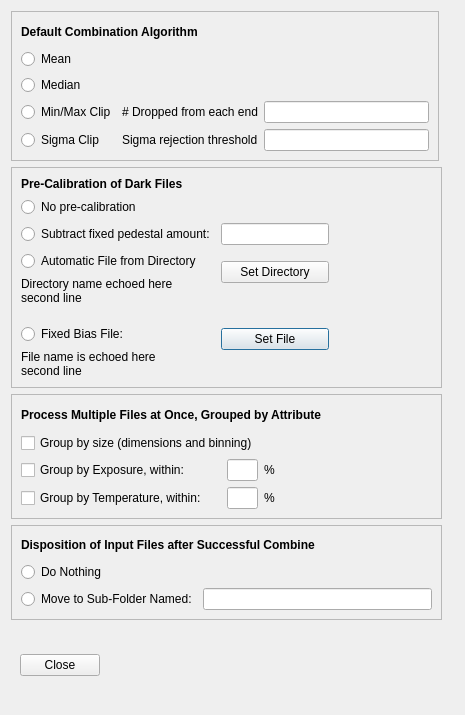
This is PreferencesWindow.ui in RMcDOttawa/MasterDarkMaker as Qt 5 draws it before an edit. The edited form follows.
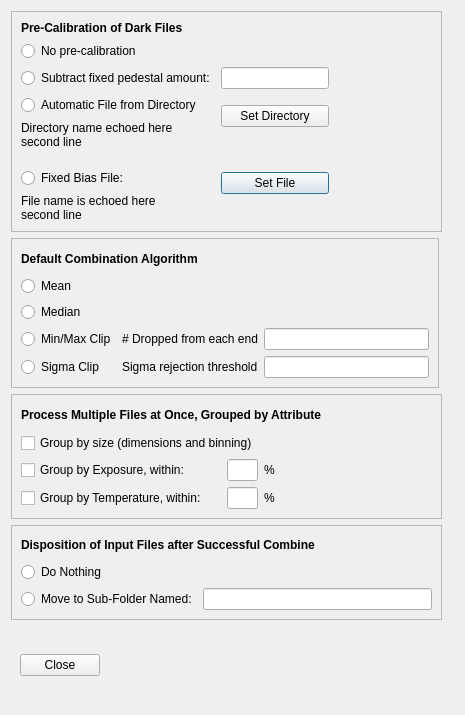
This is the edited form.

```diff
--- a/PreferencesWindow.ui
+++ b/PreferencesWindow.ui
@@ -27,117 +27,6 @@
   </property>
   <layout class="QGridLayout" name="gridLayout_6">
    <item row="0" column="0">
-    <widget class="QFrame" name="CombineMethod">
-     <property name="minimumSize">
-      <size>
-       <width>428</width>
-       <height>150</height>
-      </size>
-     </property>
-     <property name="maximumSize">
-      <size>
-       <width>428</width>
-       <height>150</height>
-      </size>
-     </property>
-     <property name="frameShape">
-      <enum>QFrame::StyledPanel</enum>
-     </property>
-     <property name="frameShadow">
-      <enum>QFrame::Raised</enum>
-     </property>
-     <layout class="QGridLayout" name="gridLayout">
-      <item row="1" column="0">
-       <widget class="QRadioButton" name="combineMeanRB">
-        <property name="toolTip">
-         <string>Simple mean. Best signal-to-noise, but outliers (satellites etc) will show up.</string>
-        </property>
-        <property name="text">
-         <string>Mean</string>
-        </property>
-        <attribute name="buttonGroup">
-         <string notr="true">combineMethodGroup</string>
-        </attribute>
-       </widget>
-      </item>
-      <item row="2" column="0">
-       <widget class="QRadioButton" name="combineMedianRB">
-        <property name="toolTip">
-         <string>Simple median. Rejects outliers, but signal-to-noise not as good as with Mean.</string>
-        </property>
-        <property name="text">
-         <string>Median</string>
-        </property>
-        <attribute name="buttonGroup">
-         <string notr="true">combineMethodGroup</string>
-        </attribute>
-       </widget>
-      </item>
-      <item row="3" column="0">
-       <widget class="QRadioButton" name="combineMinMaxRB">
-        <property name="toolTip">
-         <string>Drop min and max values, then Mean. Works well when outliers are hot or black pixels.</string>
-        </property>
-        <property name="text">
-         <string>Min/Max Clip</string>
-        </property>
-        <attribute name="buttonGroup">
-         <string notr="true">combineMethodGroup</string>
-        </attribute>
-       </widget>
-      </item>
-      <item row="3" column="1">
-       <widget class="QLabel" name="label_2">
-        <property name="text">
-         <string># Dropped from each end</string>
-        </property>
-       </widget>
-      </item>
-      <item row="3" column="2">
-       <widget class="QLineEdit" name="minMaxNumDropped">
-        <property name="toolTip">
-         <string>&lt;html&gt;&lt;head/&gt;&lt;body&gt;&lt;p&gt;How many min and max values are dropped?  (1 = drop all instances of the max and all instances of the min; 2 = all instances of max and next-to-max and all instances of 2 min values, etc.)&lt;/p&gt;&lt;/body&gt;&lt;/html&gt;</string>
-        </property>
-       </widget>
-      </item>
-      <item row="4" column="0">
-       <widget class="QRadioButton" name="combineSigmaRB">
-        <property name="toolTip">
-         <string>Drop pixels more than a given sigma ratio from the mean, then mean the rest. Good rejection of anomalous data.</string>
-        </property>
-        <property name="text">
-         <string>Sigma Clip</string>
-        </property>
-        <attribute name="buttonGroup">
-         <string notr="true">combineMethodGroup</string>
-        </attribute>
-       </widget>
-      </item>
-      <item row="4" column="1">
-       <widget class="QLabel" name="label_3">
-        <property name="text">
-         <string>Sigma rejection threshold</string>
-        </property>
-       </widget>
-      </item>
-      <item row="4" column="2">
-       <widget class="QLineEdit" name="sigmaThreshold">
-        <property name="toolTip">
-         <string>&lt;html&gt;&lt;head/&gt;&lt;body&gt;&lt;p&gt;Sigma ratio (how many standard deviations the value is from the mean) beyond which data are dropped.  Try 2.0 then experiment.&lt;/p&gt;&lt;/body&gt;&lt;/html&gt;</string>
-        </property>
-       </widget>
-      </item>
-      <item row="0" column="0" colspan="3">
-       <widget class="QLabel" name="label">
-        <property name="text">
-         <string>&lt;html&gt;&lt;head/&gt;&lt;body&gt;&lt;p&gt;&lt;span style=&quot; font-weight:600;&quot;&gt;Default Combination Algorithm&lt;/span&gt;&lt;/p&gt;&lt;/body&gt;&lt;/html&gt;</string>
-        </property>
-       </widget>
-      </item>
-     </layout>
-    </widget>
-   </item>
-   <item row="1" column="0">
     <widget class="QFrame" name="frame_3">
      <property name="minimumSize">
       <size>
@@ -324,6 +213,117 @@
      </layout>
     </widget>
    </item>
+   <item row="1" column="0">
+    <widget class="QFrame" name="CombineMethod">
+     <property name="minimumSize">
+      <size>
+       <width>428</width>
+       <height>150</height>
+      </size>
+     </property>
+     <property name="maximumSize">
+      <size>
+       <width>428</width>
+       <height>150</height>
+      </size>
+     </property>
+     <property name="frameShape">
+      <enum>QFrame::StyledPanel</enum>
+     </property>
+     <property name="frameShadow">
+      <enum>QFrame::Raised</enum>
+     </property>
+     <layout class="QGridLayout" name="gridLayout">
+      <item row="3" column="1">
+       <widget class="QLabel" name="label_2">
+        <property name="text">
+         <string># Dropped from each end</string>
+        </property>
+       </widget>
+      </item>
+      <item row="1" column="0">
+       <widget class="QRadioButton" name="combineMeanRB">
+        <property name="toolTip">
+         <string>Simple mean. Best signal-to-noise, but outliers (satellites etc) will show up.</string>
+        </property>
+        <property name="text">
+         <string>Mean</string>
+        </property>
+        <attribute name="buttonGroup">
+         <string notr="true">combineMethodGroup</string>
+        </attribute>
+       </widget>
+      </item>
+      <item row="4" column="0">
+       <widget class="QRadioButton" name="combineSigmaRB">
+        <property name="toolTip">
+         <string>Drop pixels more than a given sigma ratio from the mean, then mean the rest. Good rejection of anomalous data.</string>
+        </property>
+        <property name="text">
+         <string>Sigma Clip</string>
+        </property>
+        <attribute name="buttonGroup">
+         <string notr="true">combineMethodGroup</string>
+        </attribute>
+       </widget>
+      </item>
+      <item row="4" column="1">
+       <widget class="QLabel" name="label_3">
+        <property name="text">
+         <string>Sigma rejection threshold</string>
+        </property>
+       </widget>
+      </item>
+      <item row="2" column="0">
+       <widget class="QRadioButton" name="combineMedianRB">
+        <property name="toolTip">
+         <string>Simple median. Rejects outliers, but signal-to-noise not as good as with Mean.</string>
+        </property>
+        <property name="text">
+         <string>Median</string>
+        </property>
+        <attribute name="buttonGroup">
+         <string notr="true">combineMethodGroup</string>
+        </attribute>
+       </widget>
+      </item>
+      <item row="3" column="2">
+       <widget class="QLineEdit" name="minMaxNumDropped">
+        <property name="toolTip">
+         <string>&lt;html&gt;&lt;head/&gt;&lt;body&gt;&lt;p&gt;How many min and max values are dropped?  (1 = drop all instances of the max and all instances of the min; 2 = all instances of max and next-to-max and all instances of 2 min values, etc.)&lt;/p&gt;&lt;/body&gt;&lt;/html&gt;</string>
+        </property>
+       </widget>
+      </item>
+      <item row="3" column="0">
+       <widget class="QRadioButton" name="combineMinMaxRB">
+        <property name="toolTip">
+         <string>Drop min and max values, then Mean. Works well when outliers are hot or black pixels.</string>
+        </property>
+        <property name="text">
+         <string>Min/Max Clip</string>
+        </property>
+        <attribute name="buttonGroup">
+         <string notr="true">combineMethodGroup</string>
+        </attribute>
+       </widget>
+      </item>
+      <item row="4" column="2">
+       <widget class="QLineEdit" name="sigmaThreshold">
+        <property name="toolTip">
+         <string>&lt;html&gt;&lt;head/&gt;&lt;body&gt;&lt;p&gt;Sigma ratio (how many standard deviations the value is from the mean) beyond which data are dropped.  Try 2.0 then experiment.&lt;/p&gt;&lt;/body&gt;&lt;/html&gt;</string>
+        </property>
+       </widget>
+      </item>
+      <item row="0" column="0" colspan="3">
+       <widget class="QLabel" name="label">
+        <property name="text">
+         <string>&lt;html&gt;&lt;head/&gt;&lt;body&gt;&lt;p&gt;&lt;span style=&quot; font-weight:600;&quot;&gt;Default Combination Algorithm&lt;/span&gt;&lt;/p&gt;&lt;/body&gt;&lt;/html&gt;</string>
+        </property>
+       </widget>
+      </item>
+     </layout>
+    </widget>
+   </item>
    <item row="2" column="0">
     <widget class="QFrame" name="frame">
      <property name="minimumSize">
```
Left out of the diff: 14 changed lines with no effect on the pictures.
